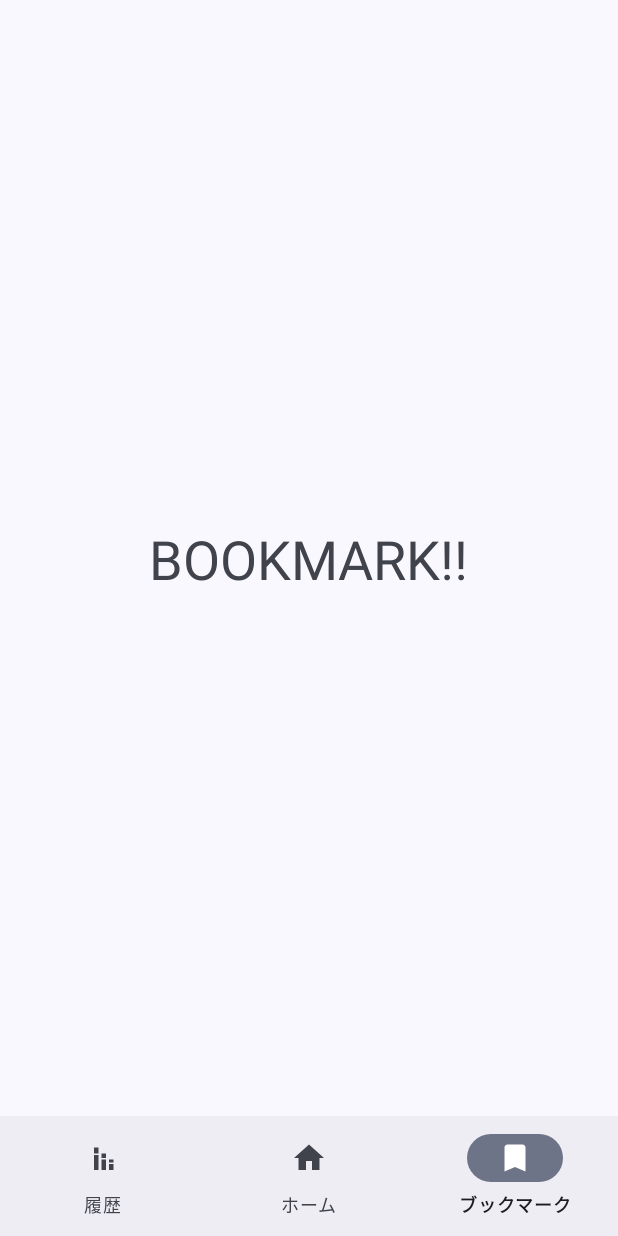
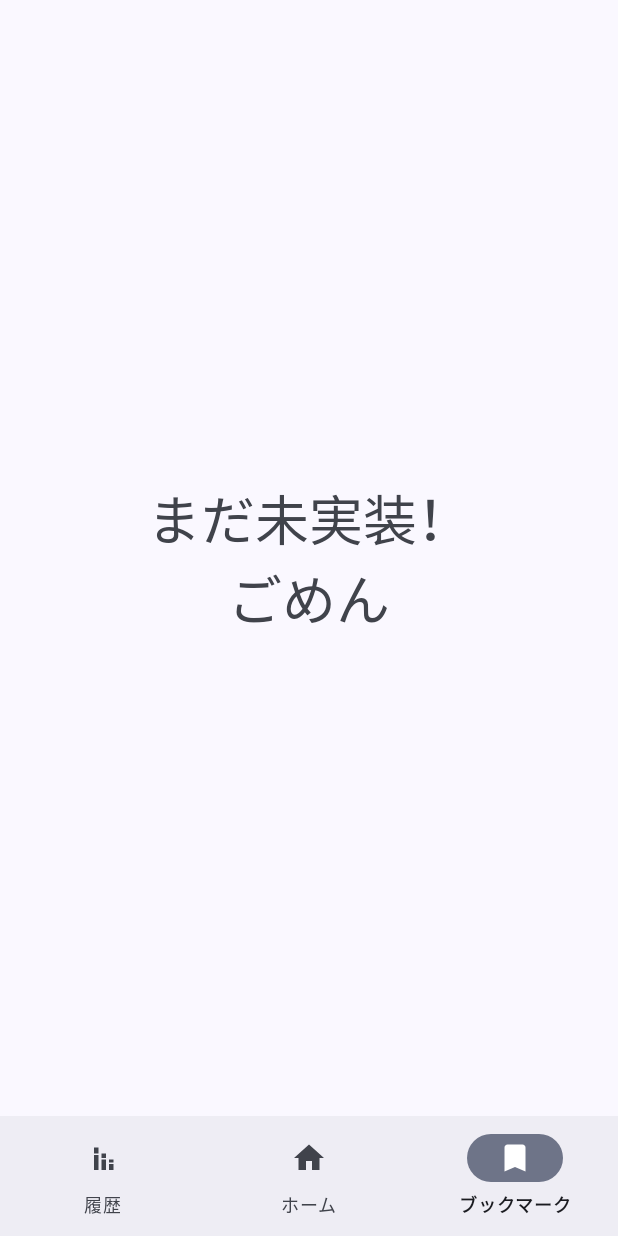
Before and after one commit to ri0103/DevGoal, an Android app: the HomeFragment screen opened directly, with no data from a screen before it, item 3 of the bottom bar chosen, on a phone screen of 412 x 824 dp. Run offline under Robolectric (Android 15) with nearby library versions, the phone set to English and light mode, and no system bars; our stand-ins replace Room's generated code; libraries missing offline, so code that uses them is left out: com.github.mikephil.charting.

Commit message:
backup202208072138

```diff
--- a/app/src/main/java/app/ishizaki/ryu/devgoal/fragments/HomeFragment.kt
+++ b/app/src/main/java/app/ishizaki/ryu/devgoal/fragments/HomeFragment.kt
@@ -71,14 +71,11 @@ class HomeFragment : Fragment() {
 //        EditTaskFragment().setOnFinishEditListener(
 //            object : EditTaskFragment.OnFinishEditListener {
 //                override fun onButtonClicked() {
-////                    TODO("Not yet implemented")
 //                    Toast.makeText(requireContext(), "testikeru", Toast.LENGTH_SHORT).show()
 //
 //                }
 //            }
 //        )
-
-
 
         val db = Utils.getDatabase(requireContext())
         val taskAdapter = TaskRecyclerviewAdapter(requireContext())
--- a/app/src/main/res/layout/fragment_bookmark.xml
+++ b/app/src/main/res/layout/fragment_bookmark.xml
@@ -11,7 +11,8 @@
         android:id="@+id/bookmark"
         android:layout_width="wrap_content"
         android:layout_height="wrap_content"
-        android:text="BOOKMARK!!"
+        android:text="まだ未実装！\nごめん"
+        android:textAlignment="center"
         android:textSize="36sp"
         app:layout_constraintTop_toTopOf="parent"
         app:layout_constraintBottom_toBottomOf="parent"
--- a/app/src/main/res/layout/fragment_home.xml
+++ b/app/src/main/res/layout/fragment_home.xml
@@ -74,6 +74,7 @@
         android:layout_width="200sp"
         android:layout_height="120sp"
         android:text="開発する"
+        android:fontFamily="@font/ricty_diminished_bold"
         app:cornerRadius="30sp"
         android:layout_marginTop="24sp"
         app:layout_constraintTop_toBottomOf="@id/recyclerViewTask"
--- a/build.gradle
+++ b/build.gradle
@@ -12,8 +12,8 @@ buildscript {
 
 plugins {
 
-    id 'com.android.application' version '7.2.1' apply false
-    id 'com.android.library' version '7.2.1' apply false
+    id 'com.android.application' version '7.2.2' apply false
+    id 'com.android.library' version '7.2.2' apply false
     id 'org.jetbrains.kotlin.android' version '1.6.10' apply false
 }
 
```
Also changed, not shown: app/src/main/java/app/ishizaki/ryu/devgoal/fragments/EditTaskFragment.kt (+20 -5 lines).
